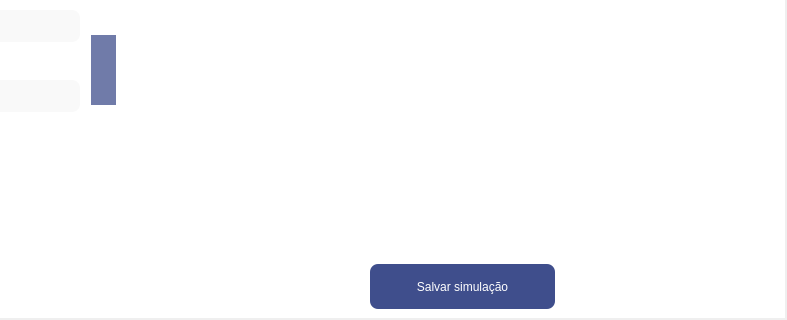
Qt form Design/UI/newEntrevistaPrincipal.ui (newprev/PrevCliente) before a commit; both pictures show x 361 to 1148 and y 277 to 597 of the 1148 by 597 pixel window.
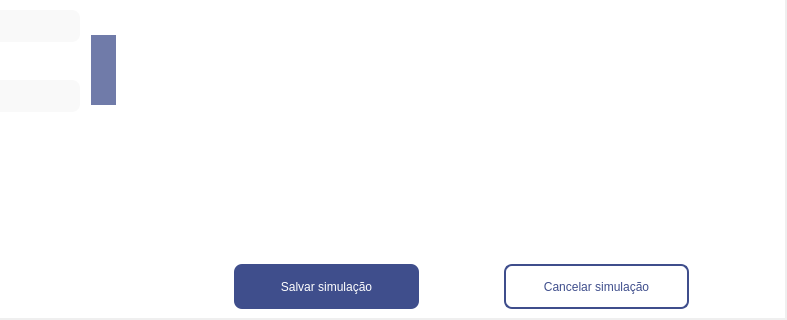
The same form after that commit. The open tabs and pages were chosen to show the change. Icons and pictures are not drawn.

```diff
--- a/Design/UI/newEntrevistaPrincipal.ui
+++ b/Design/UI/newEntrevistaPrincipal.ui
@@ -1788,6 +1788,16 @@
 	background-color: #3F4E8C;
 }
 
+#pbCancelarSimulacao {
+	font: 12pt &quot;Avenir LT Std&quot;;
+	color: #3F4E8C;
+
+	border-radius: 8px;
+	padding: 10px;
+	background-color: white;
+	border: 2px solid #3F4E8C;
+}
+
 </string>
             </property>
             <layout class="QHBoxLayout" name="horizontalLayout_7">
@@ -1846,6 +1856,83 @@
                 <enum>QFrame::Raised</enum>
                </property>
                <layout class="QGridLayout" name="gridLayout_6">
+                <item row="1" column="0" colspan="2">
+                 <widget class="QFrame" name="frBotoesBottom">
+                  <property name="sizePolicy">
+                   <sizepolicy hsizetype="Preferred" vsizetype="Maximum">
+                    <horstretch>0</horstretch>
+                    <verstretch>0</verstretch>
+                   </sizepolicy>
+                  </property>
+                  <property name="frameShape">
+                   <enum>QFrame::NoFrame</enum>
+                  </property>
+                  <property name="frameShadow">
+                   <enum>QFrame::Raised</enum>
+                  </property>
+                  <layout class="QHBoxLayout" name="horizontalLayout_8">
+                   <property name="spacing">
+                    <number>0</number>
+                   </property>
+                   <property name="leftMargin">
+                    <number>0</number>
+                   </property>
+                   <property name="topMargin">
+                    <number>0</number>
+                   </property>
+                   <property name="rightMargin">
+                    <number>0</number>
+                   </property>
+                   <property name="bottomMargin">
+                    <number>0</number>
+                   </property>
+                   <item>
+                    <widget class="QPushButton" name="pbSalvarSimulacao">
+                     <property name="minimumSize">
+                      <size>
+                       <width>185</width>
+                       <height>45</height>
+                      </size>
+                     </property>
+                     <property name="maximumSize">
+                      <size>
+                       <width>185</width>
+                       <height>45</height>
+                      </size>
+                     </property>
+                     <property name="sizeIncrement">
+                      <size>
+                       <width>0</width>
+                       <height>0</height>
+                      </size>
+                     </property>
+                     <property name="text">
+                      <string>Salvar simulação</string>
+                     </property>
+                    </widget>
+                   </item>
+                   <item>
+                    <widget class="QPushButton" name="pbCancelarSimulacao">
+                     <property name="minimumSize">
+                      <size>
+                       <width>185</width>
+                       <height>45</height>
+                      </size>
+                     </property>
+                     <property name="maximumSize">
+                      <size>
+                       <width>185</width>
+                       <height>45</height>
+                      </size>
+                     </property>
+                     <property name="text">
+                      <string>Cancelar simulação</string>
+                     </property>
+                    </widget>
+                   </item>
+                  </layout>
+                 </widget>
+                </item>
                 <item row="0" column="0" colspan="2">
                  <widget class="QScrollArea" name="scrollAreaSimulacoes">
                   <property name="sizePolicy">
@@ -1884,31 +1971,6 @@
                   </widget>
                  </widget>
                 </item>
-                <item row="1" column="0" colspan="2" alignment="Qt::AlignHCenter">
-                 <widget class="QPushButton" name="pbSalvarSimulacao">
-                  <property name="minimumSize">
-                   <size>
-                    <width>185</width>
-                    <height>45</height>
-                   </size>
-                  </property>
-                  <property name="maximumSize">
-                   <size>
-                    <width>16777215</width>
-                    <height>16777215</height>
-                   </size>
-                  </property>
-                  <property name="sizeIncrement">
-                   <size>
-                    <width>0</width>
-                    <height>0</height>
-                   </size>
-                  </property>
-                  <property name="text">
-                   <string>Salvar simulação</string>
-                  </property>
-                 </widget>
-                </item>
                </layout>
               </widget>
              </item>
```
